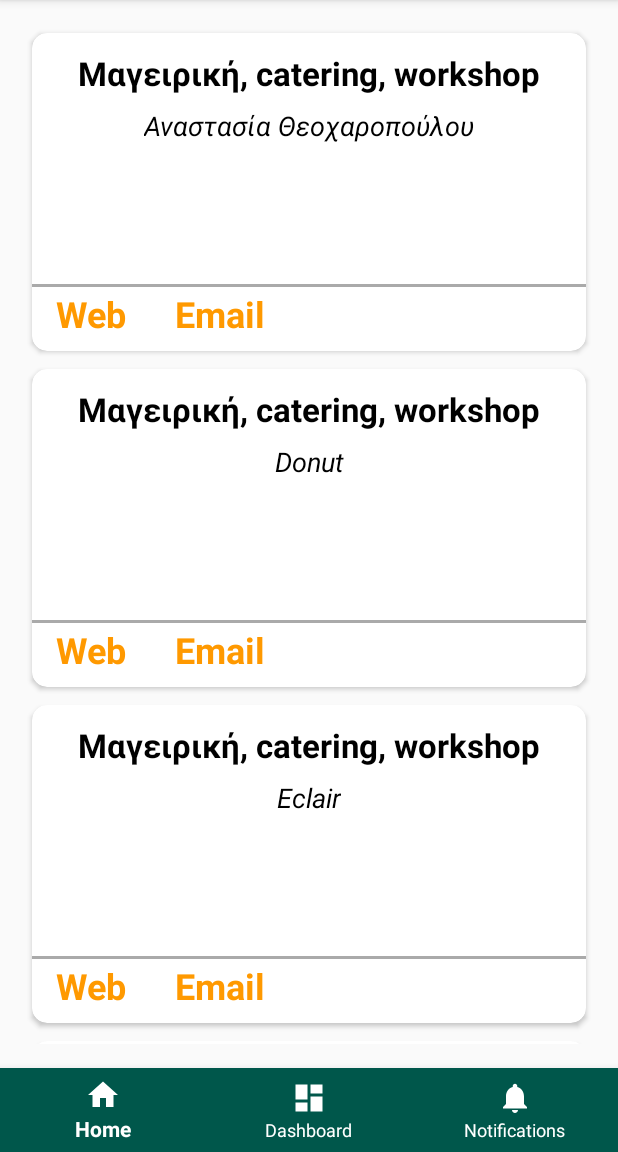
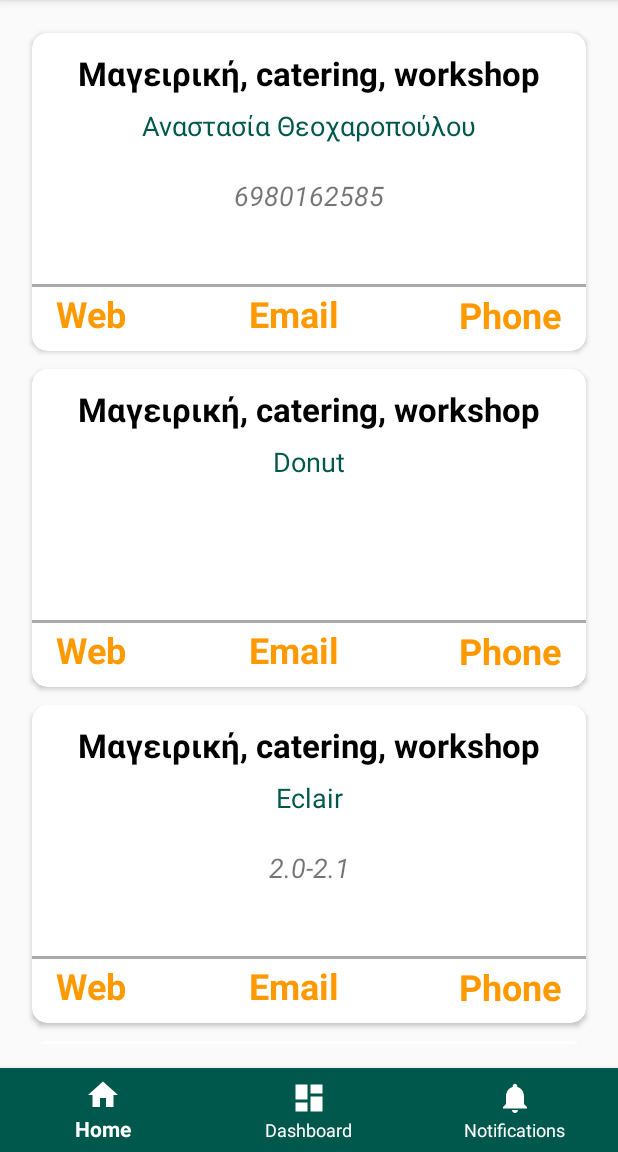
Before and after one commit to AlexKolydas/GreeksInBrno, an Android app: the screen it shows after launch (MainActivity), on a phone screen of 412 x 824 dp, the part 84-1236 px from its top. Run offline under Robolectric (Android 15) with nearby library versions, the phone set to English and light mode, and no system bars.

Commit message:
added more stuff to cardview,to adapters and models

```diff
--- a/app/src/main/AndroidManifest.xml
+++ b/app/src/main/AndroidManifest.xml
@@ -1,6 +1,10 @@
 <?xml version="1.0" encoding="utf-8"?>
 <manifest xmlns:android="http://schemas.android.com/apk/res/android"
     package="com.kolydas.greeksinbrno">
+
+    <uses-permission android:name="android.permission.CALL_PHONE"/>
+    <uses-permission android:name="android.permission.INTERNET"/>
+
 
     <application
         android:allowBackup="true"
--- a/app/src/main/java/com/kolydas/greeksinbrno/Adapters/FoodAdapter.java
+++ b/app/src/main/java/com/kolydas/greeksinbrno/Adapters/FoodAdapter.java
@@ -1,8 +1,14 @@
 package com.kolydas.greeksinbrno.Adapters;
 
+import android.Manifest;
+import android.app.Activity;
+import android.content.Context;
+import android.support.v4.app.Fragment;
 import android.content.Intent;
+import android.content.pm.PackageManager;
 import android.net.Uri;
 
+import android.support.v4.app.ActivityCompat;
 import android.support.v7.widget.RecyclerView;
 import android.view.LayoutInflater;
 import android.view.View;
@@ -11,32 +17,42 @@ import android.widget.ImageView;
 import android.widget.TextView;
 
 
-import com.kolydas.greeksinbrno.Models.FoodModel;
+import com.kolydas.greeksinbrno.Models.Model;
 import com.kolydas.greeksinbrno.R;
+
+
+import org.w3c.dom.Text;
 
 import java.util.ArrayList;
 
 public class FoodAdapter extends RecyclerView.Adapter<FoodAdapter.MyViewHolder> {
 
+    public Context context;
     //ArrayList that gets all the model stuff
-    private ArrayList<FoodModel> dataSet;
+    private ArrayList<Model> dataSet;
 
     public static class MyViewHolder extends RecyclerView.ViewHolder {
 
         TextView textViewName;
         TextView textViewTitle;
         TextView textViewWeb;
+        TextView textViewEmail;
+        TextView textViewPhone;
+        TextView textViewDesc;
 
         public MyViewHolder(View itemView) {
             super(itemView);
             this.textViewName = (TextView) itemView.findViewById(R.id.nameText);
             this.textViewTitle = (TextView) itemView.findViewById(R.id.titleText);
-            this.textViewWeb=(TextView) itemView.findViewById(R.id.webTextView);
+            this.textViewWeb = (TextView) itemView.findViewById(R.id.webTextView);
+            this.textViewEmail = (TextView) itemView.findViewById(R.id.emailTextView);
+            this.textViewPhone = (TextView) itemView.findViewById(R.id.phoneTextView);
+            this.textViewDesc = (TextView) itemView.findViewById(R.id.descriptionTextView);
         }
     }
 
     //gets from Model FoodModel
-    public FoodAdapter(ArrayList<FoodModel> data) {
+    public FoodAdapter(ArrayList<Model> data) {
         this.dataSet = data;
     }
 
@@ -56,16 +72,61 @@ public class FoodAdapter extends RecyclerView.Adapter<FoodAdapter.MyViewHolder>
 
         TextView textViewName = holder.textViewName;
         TextView textViewTitle = holder.textViewTitle;
-        TextView textViewWeb=holder.textViewWeb;
+        TextView textViewWeb = holder.textViewWeb;
+        TextView textViewEmail = holder.textViewEmail;
+        TextView textViewPhone = holder.textViewPhone;
+        TextView textViewDesc = holder.textViewDesc;
 
         textViewName.setText(dataSet.get(listPosition).getName());
         textViewTitle.setText(dataSet.get(listPosition).getTitle());
+        textViewDesc.setText(dataSet.get(listPosition).getDesc());
 
+        //Website
         textViewWeb.setOnClickListener(new View.OnClickListener() {
             @Override
             public void onClick(View v) {
-                Intent openLink = new Intent(Intent.ACTION_VIEW,Uri.parse(dataSet.get(listPosition).getWeb()));
-                v.getContext().startActivity(openLink);
+                if (!dataSet.get(listPosition).getWeb().equals("")) { //If URL is not empty then go to url
+                    Intent openLink = new Intent(Intent.ACTION_VIEW, Uri.parse(dataSet.get(listPosition).getWeb()));
+                    v.getContext().startActivity(openLink);
+                }
+            }
+        });
+
+        //Email
+        textViewEmail.setOnClickListener(new View.OnClickListener() {
+            @Override
+            public void onClick(View v) {
+                if (!dataSet.get(listPosition).getEmail().equals("")) { //If email is not empty then send email
+                    Intent sendIntent = new Intent(Intent.ACTION_SEND);
+                    sendIntent.putExtra(Intent.EXTRA_EMAIL, dataSet.get(listPosition).getEmail());
+                    sendIntent.setType("text/html");
+                    v.getContext().startActivity(sendIntent);
+                }
+            }
+        });
+
+        //Phone
+        textViewPhone.setOnClickListener(new View.OnClickListener() {
+            @Override
+            public void onClick(View v) {
+                if (!dataSet.get(listPosition).getEmail().equals("")) { //If phone is not empty then call
+
+                    Intent callIntent = new Intent(Intent.ACTION_CALL);
+                    callIntent.setData(Uri.parse("tel:" + dataSet.get(listPosition).getPhone()));
+                    if (ActivityCompat.checkSelfPermission(context, Manifest.permission.CALL_PHONE) != PackageManager.PERMISSION_GRANTED) {
+                        // TODO: Consider calling
+                        //    ActivityCompat#requestPermissions
+                        // here to request the missing permissions, and then overriding
+                        //   public void onRequestPermissionsResult(int requestCode, String[] permissions,
+                        //                                          int[] grantResults)
+                        // to handle the case where the user grants the permission. See the documentation
+                        // for ActivityCompat#requestPermissions for more details.
+                        return;
+                    }
+                    v.getContext().startActivity(callIntent);
+
+
+                }
             }
         });
     }
--- a/app/src/main/java/com/kolydas/greeksinbrno/Data/MyData.java
+++ b/app/src/main/java/com/kolydas/greeksinbrno/Data/MyData.java
@@ -3,9 +3,21 @@ package com.kolydas.greeksinbrno.Data;
 
 public class MyData {
 
+        //For food
+        public static String[] nameArray = {"Αναστασία Θεοχαροπούλου", "Donut", "Eclair", "Froyo", "Gingerbread", "Honeycomb", "Ice Cream Sandwich","JellyBean", "Kitkat", "Lollipop", "Marshmallow"};
+        public static String[] webArray = {"https://www.facebook.com/AgapameAnDolmas/", "", "2.0-2.1", "2.2-2.2.3", "2.3-2.3.7", "3.0-3.2.6", "4.0-4.0.4", "4.1-4.3.1", "4.4-4.4.4", "5.0-5.1.1","6.0-6.0.1"};
+        public static String[] titleArray = {"Μαγειρική, catering, workshop","Μαγειρική, catering, workshop","Μαγειρική, catering, workshop","Μαγειρική, catering, workshop","Μαγειρική, catering, workshop","Μαγειρική, catering, workshop","Μαγειρική, catering, workshop","Μαγειρική, catering, workshop","Μαγειρική, catering, workshop","Μαγειρική, catering, workshop"};
+        public static String[] emailArray={"alexkolydas@gmail.com","Donut", "Eclair", "Froyo", "Gingerbread", "Honeycomb", "Ice Cream Sandwich","JellyBean", "Kitkat", "Lollipop", "Marshmallow"};
+        public static String[] phoneArray={"6980162585", "", "2.0-2.1", "2.2-2.2.3", "2.3-2.3.7", "3.0-3.2.6","Eclair", "Froyo", "Gingerbread", "Honeycomb", "Ice Cream Sandwich"};
+        public static String[] descArray={"6980162585", "", "2.0-2.1", "2.2-2.2.3", "2.3-2.3.7", "3.0-3.2.6","Eclair", "Froyo", "Gingerbread", "Honeycomb", "Ice Cream Sandwich"};
 
-        public static String[] nameArray = {"Αναστασία Θεοχαροπούλου", "Donut", "Eclair", "Froyo", "Gingerbread", "Honeycomb", "Ice Cream Sandwich","JellyBean", "Kitkat", "Lollipop", "Marshmallow"};
-        public static String[] webArray = {"https://www.facebook.com/AgapameAnDolmas/", "1.6", "2.0-2.1", "2.2-2.2.3", "2.3-2.3.7", "3.0-3.2.6", "4.0-4.0.4", "4.1-4.3.1", "4.4-4.4.4", "5.0-5.1.1","6.0-6.0.1"};
-        public static String[] titleArray = {"Μαγειρική, catering, workshop","Μαγειρική, catering, workshop","Μαγειρική, catering, workshop","Μαγειρική, catering, workshop","Μαγειρική, catering, workshop","Μαγειρική, catering, workshop","Μαγειρική, catering, workshop","Μαγειρική, catering, workshop","Μαγειρική, catering, workshop","Μαγειρική, catering, workshop"};
 
-    }
+        //For Doctors
+        public static String[] doctornameArray = {"Αναστασία Θεοχαροπούλου", "Donut", "Eclair", "Froyo", "Gingerbread", "Honeycomb", "Ice Cream Sandwich","JellyBean", "Kitkat", "Lollipop", "Marshmallow"};
+        public static String[] doctorwebArray = {"https://www.facebook.com/AgapameAnDolmas/", "1.6", "2.0-2.1", "2.2-2.2.3", "2.3-2.3.7", "3.0-3.2.6", "4.0-4.0.4", "4.1-4.3.1", "4.4-4.4.4", "5.0-5.1.1","6.0-6.0.1"};
+        public static String[] doctortitleArray = {"Μαγειρική, catering, workshop","Μαγειρική, catering, workshop","Μαγειρική, catering, workshop","Μαγειρική, catering, workshop","Μαγειρική, catering, workshop","Μαγειρική, catering, workshop","Μαγειρική, catering, workshop","Μαγειρική, catering, workshop","Μαγειρική, catering, workshop","Μαγειρική, catering, workshop"};
+        public static String[] doctorEmailArray={"alexkolydas@gmail.com","Donut", "Eclair", "Froyo", "Gingerbread", "Honeycomb", "Ice Cream Sandwich","JellyBean", "Kitkat", "Lollipop", "Marshmallow"};
+        public static String[] doctorphoneArray={"6980162585", "", "2.0-2.1", "2.2-2.2.3", "2.3-2.3.7", "3.0-3.2.6","Eclair", "Froyo", "Gingerbread", "Honeycomb", "Ice Cream Sandwich"};
+        public static String[] doctorDescArray={"6980162585", "", "2.0-2.1", "2.2-2.2.3", "2.3-2.3.7", "3.0-3.2.6","Eclair", "Froyo", "Gingerbread", "Honeycomb", "Ice Cream Sandwich"};
+
+}
--- a/app/src/main/java/com/kolydas/greeksinbrno/Models/FoodModel.java
+++ /dev/null
@@ -1,27 +0,0 @@
-package com.kolydas.greeksinbrno.Models;
-
-public class FoodModel {
-
-    private String name;
-    private String title;
-    private String web;
-
-    public FoodModel(String name, String title, String web) {
-        this.name = name;
-        this.title = title;
-        this.web = web;
-    }
-
-    public String getName() {
-        return name;
-    }
-
-    public String getTitle() {
-        return title;
-    }
-
-    public String getWeb() {
-        return web;
-    }
-
-}
--- /dev/null
+++ b/app/src/main/java/com/kolydas/greeksinbrno/Models/Model.java
@@ -0,0 +1,45 @@
+package com.kolydas.greeksinbrno.Models;
+
+public class Model {
+
+    private String name;
+    private String title;
+    private String web;
+    private String email;
+    private String phone;
+    private String desc;
+
+    public Model(String name, String title, String web,String email,String phone,String desc) {
+        this.name = name;
+        this.title = title;
+        this.web = web;
+        this.email=email;
+        this.phone=phone;
+        this.desc=desc;
+    }
+
+    public String getName() {
+        return name;
+    }
+
+    public String getTitle() {
+        return title;
+    }
+
+    public String getWeb() {
+        return web;
+    }
+
+    public String getEmail(){
+        return email;
+    }
+
+    public String getPhone(){
+        return phone;
+    }
+
+    public String getDesc(){
+        return  desc;
+    }
+
+}
--- a/app/src/main/java/com/kolydas/greeksinbrno/specialities/Food.java
+++ b/app/src/main/java/com/kolydas/greeksinbrno/specialities/Food.java
@@ -18,7 +18,7 @@ import android.widget.Toast;
 
 import com.kolydas.greeksinbrno.Adapters.FoodAdapter;
 import com.kolydas.greeksinbrno.Data.MyData;
-import com.kolydas.greeksinbrno.Models.FoodModel;
+import com.kolydas.greeksinbrno.Models.Model;
 import com.kolydas.greeksinbrno.R;
 
 import java.util.ArrayList;
@@ -28,7 +28,7 @@ public class Food extends Fragment {
     private static RecyclerView.Adapter adapter;
     private RecyclerView.LayoutManager layoutManager;
     private static RecyclerView recyclerView;
-    private static ArrayList<FoodModel> data;
+    private static ArrayList<Model> data;
 
 
     @Nullable
@@ -45,12 +45,15 @@ public class Food extends Fragment {
         recyclerView.setLayoutManager(layoutManager);
         recyclerView.setItemAnimator(new DefaultItemAnimator());
 
-        data = new ArrayList<FoodModel>();
+        data = new ArrayList<Model>();
         for (int i = 0; i < MyData.titleArray.length; i++) {
-            data.add(new FoodModel(
+            data.add(new Model(
                     MyData.nameArray[i],
                     MyData.titleArray[i],
-                    MyData.webArray[i]
+                    MyData.webArray[i],
+                    MyData.emailArray[i],
+                    MyData.phoneArray[i],
+                    MyData.descArray[i]
             ));
         }
 
--- a/app/src/main/res/layout/card_layout_food.xml
+++ b/app/src/main/res/layout/card_layout_food.xml
@@ -41,9 +41,8 @@
             android:layout_marginEnd="8dp"
             android:layout_marginBottom="8dp"
             android:text="Name"
-            android:textColor="@color/colorBlack"
+            android:textColor="@color/colorPrimaryDark"
             android:textSize="18sp"
-            android:textStyle="italic"
             card_view:layout_constraintBottom_toBottomOf="parent"
             card_view:layout_constraintEnd_toEndOf="parent"
             card_view:layout_constraintStart_toStartOf="parent"
@@ -82,15 +81,52 @@
             android:layout_width="wrap_content"
             android:layout_height="wrap_content"
             android:layout_marginStart="32dp"
+            android:layout_marginEnd="8dp"
             android:layout_marginBottom="8dp"
+            android:autoLink="email"
+            android:text="Email"
             android:textColor="@color/colorOrange"
-
             android:textSize="24sp"
             android:textStyle="bold"
-            android:text="Email"
             card_view:layout_constraintBottom_toBottomOf="parent"
+            card_view:layout_constraintEnd_toEndOf="parent"
+            card_view:layout_constraintHorizontal_bias="0.24"
             card_view:layout_constraintStart_toEndOf="@+id/webTextView"
             card_view:layout_constraintTop_toBottomOf="@+id/view" />
+
+        <TextView
+            android:id="@+id/descriptionTextView"
+            android:layout_width="wrap_content"
+            android:layout_height="wrap_content"
+            android:layout_marginStart="8dp"
+            android:layout_marginTop="8dp"
+            android:layout_marginEnd="8dp"
+            android:layout_marginBottom="8dp"
+            android:text="Περιγραφη"
+            android:textSize="18sp"
+            android:textStyle="italic"
+            card_view:layout_constraintBottom_toTopOf="@+id/view"
+            card_view:layout_constraintEnd_toEndOf="parent"
+            card_view:layout_constraintStart_toStartOf="parent"
+            card_view:layout_constraintTop_toBottomOf="@+id/nameText"
+            card_view:layout_constraintVertical_bias="0.26999998" />
+
+        <TextView
+            android:id="@+id/phoneTextView"
+            android:layout_width="wrap_content"
+            android:layout_height="wrap_content"
+            android:layout_marginStart="8dp"
+            android:layout_marginEnd="8dp"
+            android:layout_marginBottom="8dp"
+            android:text="Phone"
+            android:textColor="@color/colorOrange"
+            android:textSize="24sp"
+            android:textStyle="bold"
+            card_view:layout_constraintBottom_toBottomOf="parent"
+            card_view:layout_constraintEnd_toEndOf="parent"
+            card_view:layout_constraintHorizontal_bias="0.89"
+            card_view:layout_constraintStart_toEndOf="@+id/emailTextView"
+            card_view:layout_constraintTop_toTopOf="@+id/emailTextView" />
 
 
     </android.support.constraint.ConstraintLayout>
```
Also changed, not shown: app/src/main/java/com/kolydas/greeksinbrno/specialities/Doctors.java (+16 -7 lines), app/src/main/res/layout/fragment_doctors.xml (+17 -8 lines).
